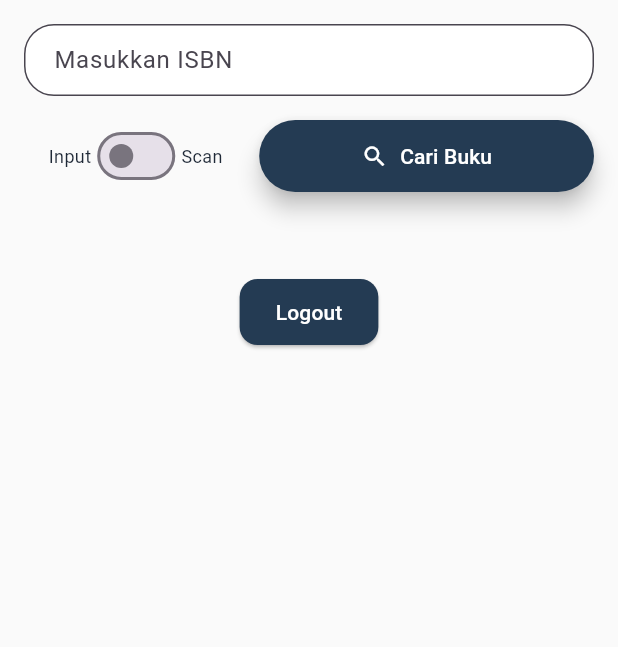
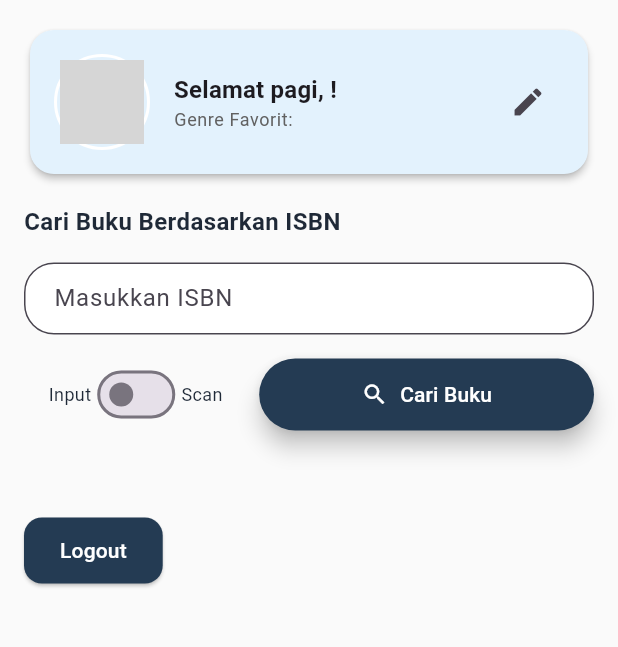
Before and after one commit to AeryIce/LiterasiMe, a Flutter app: the screen it shows once a user with an empty profile is signed in, on a phone screen of 412 x 824 dp, the part 84-731 px from its top. Run offline on Flutter 3.47's test engine with Material 3 defaults, Android fonts, the phone set to English and light mode, and no system bars; our stand-ins replace cloud_firestore, firebase_auth, firebase_core, flutter_dotenv, flutter_html, google_sign_in and 3 more; missing offline and left inert: mobile_scanner; accounts and stored records are empty; network calls fail; Roboto replaces fonts that are missing (Poppins); grey boxes are pictures that could not be loaded.

Commit message:
feat: finalize user profile module and prepare for NYT books API integration

```diff
--- a/lib/main.dart
+++ b/lib/main.dart
@@ -8,6 +8,7 @@ import 'theme/theme.dart';
 import 'package:firebase_core/firebase_core.dart';
 import 'package:firebase_auth/firebase_auth.dart';
 import 'package:literasime/pages/login_page.dart';
+import 'pages/profile_page.dart';
 
 // ✅ Tambahkan ini untuk integrasi Firebase yang benar
 import 'firebase_options.dart';
@@ -25,9 +26,7 @@ void main() async {
   await dotenv.load(fileName: ".env");
 
   // ✅ Inisialisasi Firebase dengan konfigurasi multi-platform
-  await Firebase.initializeApp(
-    options: DefaultFirebaseOptions.currentPlatform,
-  );
+  await Firebase.initializeApp(options: DefaultFirebaseOptions.currentPlatform);
 
   // 🔒 Optional: paksa logout saat pertama dijalankan (untuk pengujian)
   // await FirebaseAuth.instance.signOut();
@@ -44,7 +43,11 @@ class LiterasiMeApp extends StatelessWidget {
       title: 'LiterasiMe',
       debugShowCheckedModeBanner: false,
       theme: literasiMeTheme,
-      home: const AuthGate(),
+      initialRoute: '/',
+      routes: {
+        '/': (context) => const AuthGate(),
+        '/profil': (context) => const ProfilePage(),
+      },
     );
   }
 }
--- a/lib/pages/home_page.dart
+++ b/lib/pages/home_page.dart
@@ -10,7 +10,9 @@ import '../services/google_books_service.dart';
 import '../services/book_lookup_service.dart';
 import 'book_detail_page.dart';
 import 'scan_page.dart';
+import '../widgets/home_greeting_widget.dart';
 import 'package:html_unescape/html_unescape.dart';
+
 
 class HomePage extends StatefulWidget {
   const HomePage({super.key});
@@ -67,7 +69,13 @@ class _HomePageState extends State<HomePage> {
       body: SingleChildScrollView(
         padding: const EdgeInsets.all(16.0),
         child: Column(
+          crossAxisAlignment: CrossAxisAlignment.start,
           children: [
+            const HomeGreetingWidget(),
+            SizedBox(height: 16),
+            Text('Cari Buku Berdasarkan ISBN', style: TextStyle(fontSize: 16, fontWeight: FontWeight.bold)), // <<< INI TAMBAHAN KITA
+            const SizedBox(height: 16),
+
             TextField(
               controller: isbnController,
               focusNode: _isbnFocus,
--- /dev/null
+++ b/lib/widgets/home_greeting_widget.dart
@@ -0,0 +1,108 @@
+import 'package:cloud_firestore/cloud_firestore.dart';
+import 'package:firebase_auth/firebase_auth.dart';
+import 'package:flutter/material.dart';
+
+class HomeGreetingWidget extends StatelessWidget {
+  const HomeGreetingWidget({super.key});
+
+  String _getGreetingByTime() {
+    final hour = DateTime.now().hour;
+    if (hour < 12) return 'Selamat pagi';
+    if (hour < 17) return 'Selamat siang';
+    return 'Selamat malam';
+  }
+
+  @override
+  Widget build(BuildContext context) {
+    final user = FirebaseAuth.instance.currentUser;
+    final uid = user?.uid;
+
+    if (uid == null) {
+      return const Text('Halo, Sobat Literasi');
+    }
+
+    final userMetaRef = FirebaseFirestore.instance
+        .collection('user_meta')
+        .doc(uid);
+    final userStaticRef = FirebaseFirestore.instance
+        .collection('users')
+        .doc(uid);
+
+    return FutureBuilder<List<DocumentSnapshot>>(
+      future: Future.wait([userMetaRef.get(), userStaticRef.get()]),
+      builder: (context, snapshot) {
+        if (!snapshot.hasData || snapshot.hasError) {
+          return const CircularProgressIndicator();
+        }
+
+        final metaData =
+            snapshot.data![0].data() as Map<String, dynamic>? ?? {};
+        final staticData =
+            snapshot.data![1].data() as Map<String, dynamic>? ?? {};
+
+        final nickname = metaData['nickname'] ?? 'Sobat';
+        final genre =
+            (metaData['preferred_genres'] as List?)?.join(', ') ?? '-';
+        final photoUrl = metaData['photo_url'] ?? staticData['photoUrl'];
+
+        return Card(
+          elevation: 2,
+          color: Colors.blue.shade50,
+          shape: RoundedRectangleBorder(
+            borderRadius: BorderRadius.circular(16),
+          ),
+          child: Padding(
+            padding: const EdgeInsets.all(16.0),
+            child: Row(
+              crossAxisAlignment: CrossAxisAlignment.center,
+              children: [
+                Container(
+                  padding: const EdgeInsets.all(2),
+                  decoration: BoxDecoration(
+                    shape: BoxShape.circle,
+                    border: Border.all(color: Colors.white, width: 2),
+                  ),
+                  child: CircleAvatar(
+                    radius: 28,
+                    backgroundImage:
+                        photoUrl != null
+                            ? NetworkImage(photoUrl)
+                            : const AssetImage('assets/avatar_placeholder.png')
+                                as ImageProvider,
+                    backgroundColor: Colors.grey.shade100,
+                  ),
+                ),
+                const SizedBox(width: 16),
+                Expanded(
+                  child: Column(
+                    crossAxisAlignment: CrossAxisAlignment.start,
+                    children: [
+                      Text(
+                        '${_getGreetingByTime()}, $nickname!',
+                        style: Theme.of(context).textTheme.titleMedium
+                            ?.copyWith(fontWeight: FontWeight.w600),
+                      ),
+                      Text(
+                        'Genre Favorit: $genre',
+                        style: Theme.of(context).textTheme.bodySmall?.copyWith(
+                          color: Colors.grey[700],
+                        ),
+                      ),
+                    ],
+                  ),
+                ),
+                IconButton(
+                  icon: const Icon(Icons.edit),
+                  tooltip: 'Edit Profil',
+                  onPressed: () {
+                    Navigator.pushNamed(context, '/profil');
+                  },
+                ),
+              ],
+            ),
+          ),
+        );
+      },
+    );
+  }
+}
--- a/pubspec.yaml
+++ b/pubspec.yaml
@@ -77,6 +77,7 @@ flutter:
     - assets/logo/Logo512.png
     - assets/logo/Logo1024.png
     - assets/icons/google.png
+    - assets/avatar_placeholder.png
 
   # The following line ensures that the Material Icons font is
   # included with your application, so that you can use the icons in
```
Also changed, not shown: lib/pages/profile_page.dart (added, +242 -0 lines), assets/avatar_placeholder.png (added), firebase.json (added), lib/firebase_options.dart (added), 2 other files.
